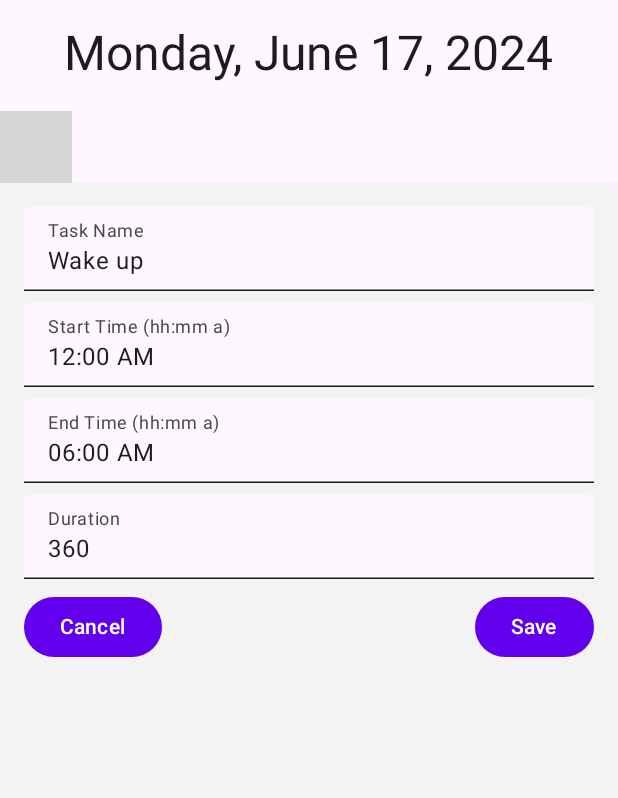
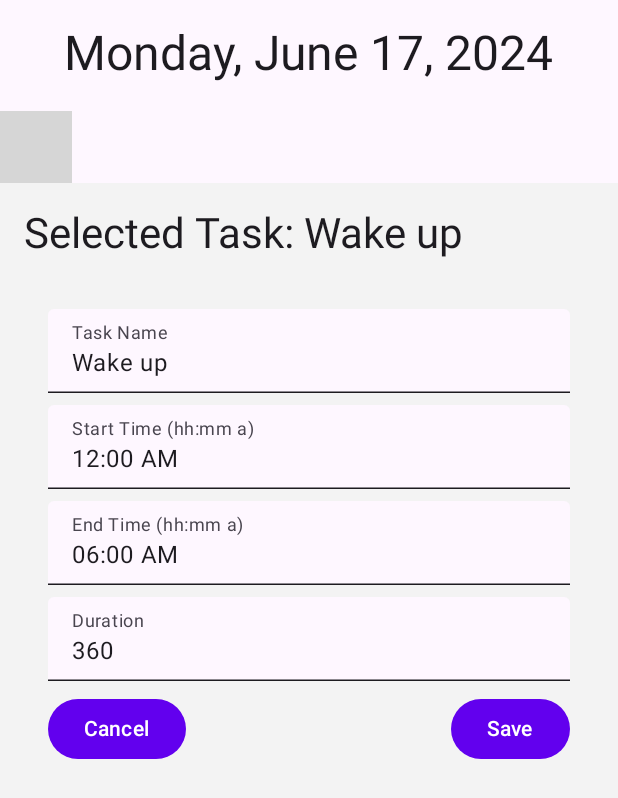
Before and after one commit to coldflame2/RoutineTurboA_Android, an Android app built with Jetpack Compose: the screen it shows after launch (MainActivity), after a tap on "Edit Task", on a phone screen of 412 x 824 dp. Shown: the top 798 px of the screen. Run offline under Robolectric (Android 15) with nearby library versions, the phone set to English and light mode, and no system bars; libraries missing offline, so code that uses them is left out: com.microsoft.graph, com.microsoft.identity; 6 statements that could not run were skipped; 3 other taps on this screen came first; grey boxes are pictures that could not be loaded.

Commit message:
SelectedTask functionality. New Task are added below the selected task. Selected Tasks are tracked.

```diff
--- a/app/src/main/java/com/app/routineturboa/data/local/DatabaseHelper.kt
+++ b/app/src/main/java/com/app/routineturboa/data/local/DatabaseHelper.kt
@@ -4,6 +4,7 @@ import android.content.Context
 import android.database.sqlite.SQLiteDatabase
 import android.database.sqlite.SQLiteOpenHelper
 import android.os.Environment
+import android.util.Log
 import java.io.File
 import java.io.FileInputStream
 import java.io.FileOutputStream
@@ -11,8 +12,7 @@ import java.io.IOException
 import java.io.InputStream
 import java.io.OutputStream
 
-class DatabaseHelper(private val context: Context) : SQLiteOpenHelper(
-    context, DATABASE_NAME, null, DATABASE_VERSION) {
+class DatabaseHelper(private val context: Context) : SQLiteOpenHelper(context, DATABASE_NAME, null, DATABASE_VERSION) {
 
     companion object {
         const val DATABASE_VERSION = 1
@@ -68,22 +68,29 @@ class DatabaseHelper(private val context: Context) : SQLiteOpenHelper(
         val dbPath: String = context.getDatabasePath(DATABASE_NAME).absolutePath
         val dbFile = File(dbPath)
         if (!dbFile.exists()) {
+            Log.d("DatabaseHelper", "Database does not exist, copying from external storage.")
             val externalDbPath = Environment.getExternalStorageDirectory().absolutePath + "/$DATABASE_NAME"
             val externalDbFile = File(externalDbPath)
+
             if (externalDbFile.exists()) {
+                Log.d("DatabaseHelper", "External database exists, copying from external storage.")
                 FileInputStream(externalDbFile).use { inputStream: InputStream ->
                     FileOutputStream(dbPath).use { outputStream: OutputStream ->
                         copyStream(inputStream, outputStream)
                     }
                 }
             } else {
+                Log.d("DatabaseHelper", "External database does not exist, copying from assets.")
                 context.assets.open(DATABASE_NAME).use { inputStream: InputStream ->
                     FileOutputStream(dbPath).use { outputStream: OutputStream ->
                         copyStream(inputStream, outputStream)
                     }
                 }
             }
+        } else {
+            Log.d("DatabaseHelper", "Database exists, skipping copy.")
         }
+
     }
 
     @Throws(IOException::class)
--- a/app/src/main/java/com/app/routineturboa/data/model/Task.kt
+++ b/app/src/main/java/com/app/routineturboa/data/model/Task.kt
@@ -8,5 +8,5 @@ data class Task(
     val taskName: String,
     val reminders: String,
     val type: String,
-    val position: Int
+    var position: Int
 )
--- a/app/src/main/java/com/app/routineturboa/ui/MainScreen.kt
+++ b/app/src/main/java/com/app/routineturboa/ui/MainScreen.kt
@@ -1,13 +1,18 @@
+// In MainScreen.kt
 package com.app.routineturboa.ui
 
 import TaskViewModelFactory
+import android.content.Context
 import androidx.compose.foundation.layout.Arrangement
 import androidx.compose.foundation.layout.Column
 import androidx.compose.foundation.layout.PaddingValues
+import androidx.compose.foundation.layout.Spacer
 import androidx.compose.foundation.layout.fillMaxSize
+import androidx.compose.foundation.layout.height
 import androidx.compose.foundation.layout.padding
 import androidx.compose.foundation.lazy.LazyColumn
 import androidx.compose.foundation.lazy.items
+import androidx.compose.material3.Button
 import androidx.compose.material3.MaterialTheme
 import androidx.compose.material3.Surface
 import androidx.compose.material3.Text
@@ -19,6 +24,7 @@ import androidx.compose.runtime.mutableStateOf
 import androidx.compose.runtime.remember
 import androidx.compose.runtime.rememberCoroutineScope
 import androidx.compose.runtime.setValue
+import androidx.compose.ui.Alignment
 import androidx.compose.ui.Modifier
 import androidx.compose.ui.platform.LocalContext
 import androidx.compose.ui.tooling.preview.Preview
@@ -29,6 +35,7 @@ import com.app.routineturboa.data.local.RoutineRepository
 import com.app.routineturboa.data.model.Task
 import com.app.routineturboa.services.MSALAuthManager
 import com.app.routineturboa.services.OneDriveManager
+import com.app.routineturboa.ui.components.AddTaskScreen
 import com.app.routineturboa.ui.components.EditTaskScreen
 import com.app.routineturboa.ui.components.SignInButton
 import com.app.routineturboa.ui.components.TaskItem
@@ -42,111 +49,138 @@ import kotlinx.coroutines.withContext
 @Composable
 fun MainScreen(taskViewModel: TaskViewModel = viewModel(factory = TaskViewModelFactory(RoutineRepository(LocalContext.current)))) {
     val tasks by taskViewModel.tasks.collectAsState()
-    var selectedTask by remember { mutableStateOf<Task?>(null) }
+    var selectedTaskForDisplay by remember { mutableStateOf<Task?>(null) } // Added tracking for selected task for display
+    var taskBeingEdited by remember { mutableStateOf<Task?>(null) } // Added tracking for task being edited
+    var isAddingTask by remember { mutableStateOf(false) }
     val context = LocalContext.current
     val msalAuthManager = remember { MSALAuthManager.getInstance(context) }
-    var oneDriveFiles by remember { mutableStateOf<List<DriveItem>>(emptyList()) }
+    val oneDriveFiles by remember { mutableStateOf<List<DriveItem>>(emptyList()) }
     var authenticationResult by remember { mutableStateOf<IAuthenticationResult?>(null) }
     val coroutineScope = rememberCoroutineScope()
 
     LaunchedEffect(authenticationResult) {
         authenticationResult?.let { authResult ->
             coroutineScope.launch {
-                // Initialize OneDriveManager with the authentication result
-                val authProvider = OneDriveManager.MsalAuthProvider(authResult)
-                val oneDriveManager = OneDriveManager(authProvider)
-
-                // Fetch the list of files from the root directory of OneDrive
-                val files = withContext(Dispatchers.IO) {
-                    oneDriveManager.listFiles()
-                }
-
-                // Find the directory named "RoutineTurbo" that is also a folder
-                val routineTurboDir = files.find { it.name == "RoutineTurbo" && it.folder != null }
-
-                routineTurboDir?.let { dir ->
-                    // Fetch the list of files from the "RoutineTurbo" directory
-                    val dirFiles = dir.id?.let { dirId ->
-                        withContext(Dispatchers.IO) {
-                            oneDriveManager.listFiles(dirId)
-                        }
-                    }
-
-                    // Update the list of OneDrive files if `dirFiles` is not null
-                    if (dirFiles != null) {
-                        oneDriveFiles = dirFiles
-                    }
-
-                    // Find the database file named "RoutineTurbo.db" in the directory
-                    val dbFile = dirFiles?.find { it.name == "RoutineTurbo.db" }
-
-                    dbFile?.let { driveItem ->
-                        driveItem.id?.let { driveItemId ->
-                            // Get the local file path for the database
-                            val localDbFile = context.getDatabasePath(DatabaseHelper.DATABASE_NAME)
-
-                            // Download the database file from OneDrive to the local file path
-                            val downloadSuccessful = withContext(Dispatchers.IO) {
-                                oneDriveManager.downloadFile(driveItemId, localDbFile)
-                            }
-
-                            // Load tasks from the local database into the ViewModel if the download is successful
-                            if (downloadSuccessful) {
-                                withContext(Dispatchers.Main) {
-                                    taskViewModel.loadTasks()
-                                }
-                            }
-                        }
-                    }
-                }
+                downloadFromOneDrive(authResult, context)
+                taskViewModel.loadTasks()
             }
         }
     }
-
 
     Surface(
         modifier = Modifier.fillMaxSize(),
         color = MaterialTheme.colorScheme.background
     ) {
-        if (selectedTask == null) {
-            Column(
-                modifier = Modifier
-                    .fillMaxSize()
-                    .padding(16.dp),
-                verticalArrangement = Arrangement.spacedBy(8.dp)
-            ) {
+        Column(
+            modifier = Modifier
+                .fillMaxSize()
+                .padding(16.dp)
+        ) {
+            // Display the currently selected task
+            Text(
+                text = selectedTaskForDisplay?.let { "Selected Task: ${it.taskName}" } ?: "No Task Selected",
+                style = MaterialTheme.typography.headlineMedium,
+                modifier = Modifier.padding(bottom = 16.dp) // Added padding for spacing
+            )
+
+            if (isAddingTask) {
+                AddTaskScreen(
+                    onSave = { newTask ->
+                        selectedTaskForDisplay?.let { // Added to check if a task is selected
+                            taskViewModel.updatePositions(it.position + 1) // Added to update positions of tasks below the new task
+                            newTask.position = it.position + 1 // Added to set the position of the new task
+                            taskViewModel.addTask(newTask)
+                        } ?: run {
+                            newTask.position = tasks.size + 1 // Set position if no task is selected
+                            taskViewModel.addTask(newTask)
+                        }
+                        isAddingTask = false
+                    },
+                    onCancel = {
+                        isAddingTask = false
+                    }
+                )
+            } else if (taskBeingEdited != null) { // Check if a task is selected for editing
+                EditTaskScreen(
+                    task = taskBeingEdited!!,
+                    onSave = { updatedTask ->
+                        taskViewModel.updateTask(updatedTask)
+                        taskBeingEdited = null
+                    },
+                    onCancel = {
+                        taskBeingEdited = null
+                    }
+                )
+            } else {
                 SignInButton(msalAuthManager, authenticationResult) { result ->
                     authenticationResult = result
                     msalAuthManager.saveAuthResult(result)
                 }
 
                 LazyColumn(
+                    modifier = Modifier.weight(1f),
                     contentPadding = PaddingValues(5.dp),
                     verticalArrangement = Arrangement.spacedBy(3.dp)
                 ) {
                     items(tasks, key = { it.id }) { task ->
-                        TaskItem(task) {
-                            selectedTask = it
-                        }
+                        TaskItem(
+                            task = task,
+                            isSelected = task == selectedTaskForDisplay, // Pass whether the task is selected
+                            onEditClick = { taskBeingEdited = it }, // Set the task to be edited
+                            onClick = { selectedTaskForDisplay = task } // Update the selected task when clicked
+                        )
                     }
                     items(oneDriveFiles, key = { it.id!! }) { file ->
                         Text(text = file.name ?: "No name")
                     }
                 }
+
+                Spacer(modifier = Modifier.height(36.dp))
+
+                Button(
+                    onClick = { isAddingTask = true },
+                    modifier = Modifier.align(alignment = Alignment.CenterHorizontally)
+                ) {
+                    Text("Add New Task")
+                }
+            }
+        }
+    }
+}
+
+suspend fun downloadFromOneDrive(authResult: IAuthenticationResult, context: Context) {
+    val authProvider = OneDriveManager.MsalAuthProvider(authResult)
+    val oneDriveManager = OneDriveManager(authProvider)
+
+    // Fetch the list of files from the root directory of OneDrive
+    val files = withContext(Dispatchers.IO) {
+        oneDriveManager.listFiles()
+    }
+
+    // Find the directory named "RoutineTurbo"
+    val routineTurboDir = files.find { it.name == "RoutineTurbo" && it.folder != null }
+
+    routineTurboDir?.let { dir ->
+        // Fetch the list of files from the "RoutineTurbo" directory
+        val dirFiles = dir.id?.let { dirId ->
+            withContext(Dispatchers.IO) {
+                oneDriveManager.listFiles(dirId)
             }
         }
 
-        else {
-            EditTaskScreen(
-                task = selectedTask!!,
-                onSave = { updatedTask ->
-                    taskViewModel.updateTask(updatedTask)
-                    selectedTask = null
-                },
-                onCancel = {
-                    selectedTask = null
+        // Find "RoutineTurbo.db" among the files
+        val dbFile = dirFiles?.find { it.name == "RoutineTurbo.db" }
+
+        dbFile?.let { driveItem ->
+            driveItem.id?.let { driveItemId ->
+                // Get the local file path for the database
+                val localDbFile = context.getDatabasePath(DatabaseHelper.DATABASE_NAME)
+
+                // Download the database file from OneDrive to the local file path
+                withContext(Dispatchers.IO) {
+                    oneDriveManager.downloadFile(driveItemId, localDbFile)
                 }
-            )
+            }
         }
     }
 }
--- a/app/src/main/java/com/app/routineturboa/ui/components/TaskItem.kt
+++ b/app/src/main/java/com/app/routineturboa/ui/components/TaskItem.kt
@@ -1,6 +1,7 @@
 package com.app.routineturboa.ui.components
 
 import androidx.compose.foundation.border
+import androidx.compose.foundation.clickable
 import androidx.compose.foundation.layout.Arrangement
 import androidx.compose.foundation.layout.Column
 import androidx.compose.foundation.layout.Row
@@ -19,19 +20,21 @@ import androidx.compose.material3.MaterialTheme
 import androidx.compose.material3.Text
 import androidx.compose.runtime.Composable
 import androidx.compose.ui.Modifier
+import androidx.compose.ui.graphics.Color
 import androidx.compose.ui.text.style.TextOverflow
 import androidx.compose.ui.unit.dp
 import com.app.routineturboa.data.model.Task
 
 @Composable
-fun TaskItem(task: Task, onEditClick: (Task) -> Unit) {
+fun TaskItem(task: Task, isSelected: Boolean, onEditClick: (Task) -> Unit, onClick: () -> Unit) {
     Card(
         modifier = Modifier
             .padding(1.dp)
             .fillMaxWidth()
-            .border(1.dp, MaterialTheme.colorScheme.outline, RoundedCornerShape(8.dp)),
+            .border(1.dp, if (isSelected) Color.Blue else MaterialTheme.colorScheme.outline, RoundedCornerShape(8.dp))
+            .clickable(onClick = onClick), // Make the task item clickable
         colors = CardDefaults.cardColors(
-            containerColor = MaterialTheme.colorScheme.background
+            containerColor = if (isSelected) Color.LightGray else MaterialTheme.colorScheme.background // Change color if selected
         ),
         elevation = CardDefaults.cardElevation(3.dp)
     ) {
--- a/app/src/main/java/com/app/routineturboa/ui/components/signInButton.kt
+++ b/app/src/main/java/com/app/routineturboa/ui/components/signInButton.kt
@@ -101,7 +101,6 @@ fun SignInButton(
 fun signIn(msalAuthManager: MSALAuthManager, activity: MainActivity, onSignInSuccess: (IAuthenticationResult) -> Unit) {
     msalAuthManager.signIn(activity, object : AuthenticationCallback {
 
-
         override fun onSuccess(result: IAuthenticationResult) {
             Log.d("SignInButton", "Sign-in successful")
             onSignInSuccess(result)
```
Also changed, not shown: app/src/main/java/com/app/routineturboa/data/local/RoutineRepository.kt (+20 -0 lines), app/src/main/java/com/app/routineturboa/ui/components/AddTaskScreen.kt (added, +131 -0 lines), app/src/main/java/com/app/routineturboa/ui/components/TaskItemComposable_simple.kt (deleted, +0 -29 lines), app/src/main/java/com/app/routineturboa/viewmodel/TaskViewModel.kt (+14 -0 lines), 6 other files.
